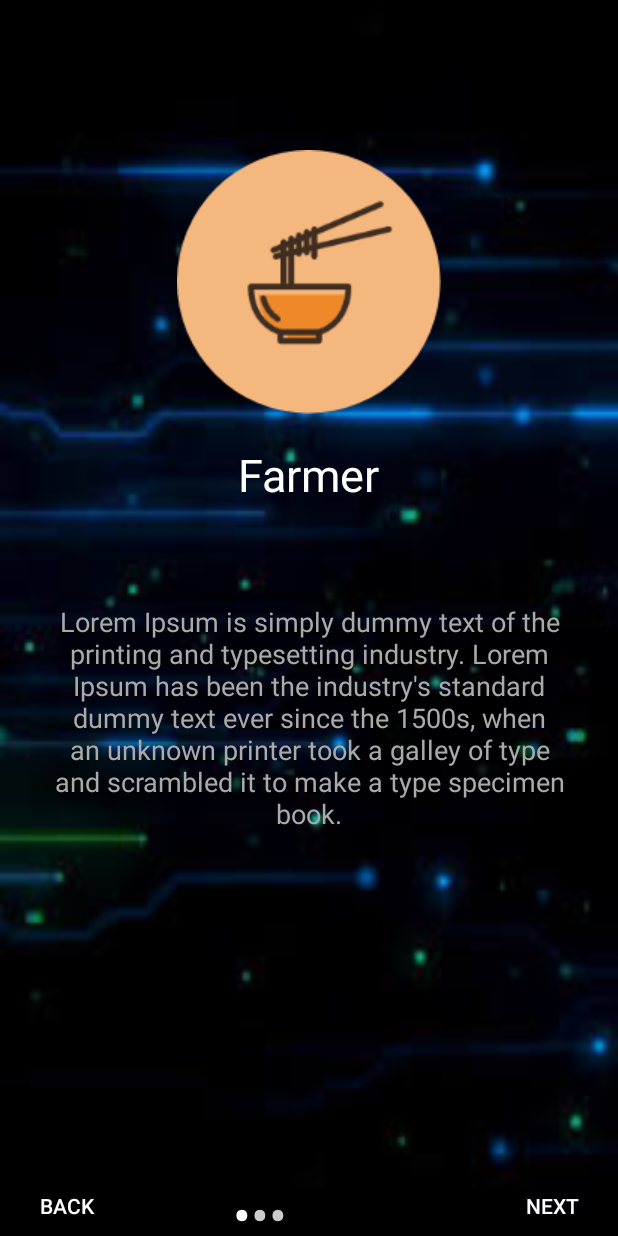
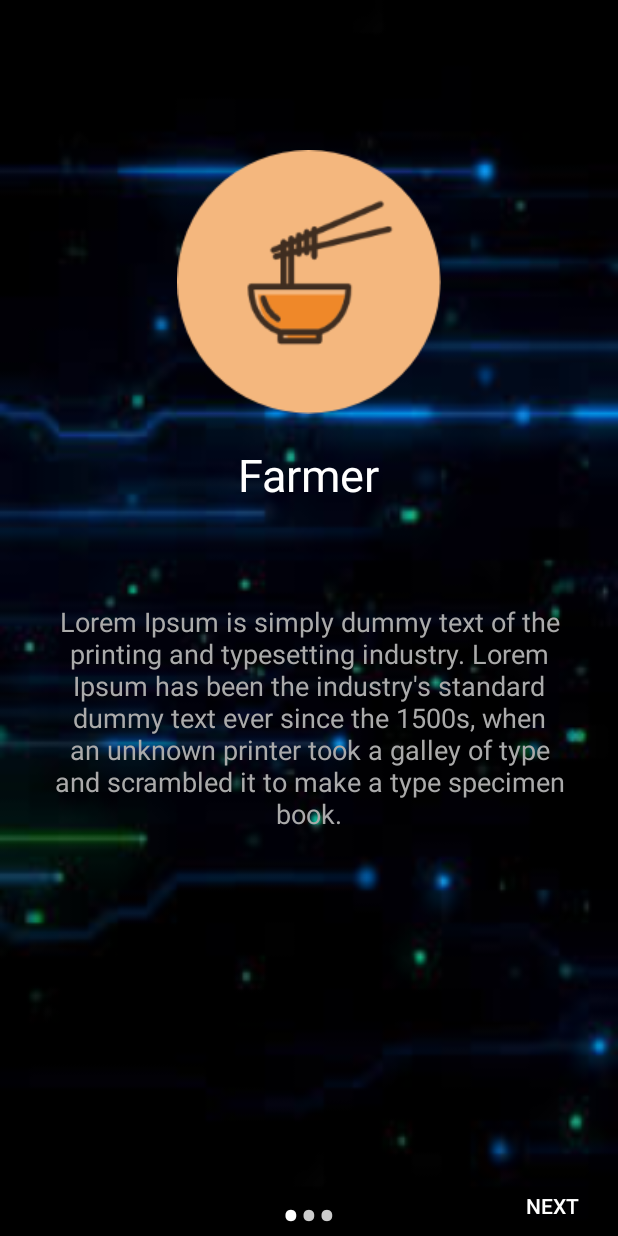
Before and after one commit to shalikaprasad/TrendingFood-Android-Java, an Android app: the screen it shows after launch once a user with an empty profile is signed in (onBoardingScreen), after a tap on "NEXT", on a phone screen of 412 x 824 dp. Run offline under Robolectric (Android 15) with nearby library versions, the phone set to English and light mode, and no system bars.

Commit message:
remove back button function

```diff
--- a/app/src/main/java/com/site11/funwithultimate/trendingfood/LoginActivity.java
+++ b/app/src/main/java/com/site11/funwithultimate/trendingfood/LoginActivity.java
@@ -200,4 +200,9 @@ public class LoginActivity extends AppCompatActivity implements GoogleApiClient.
     public void onConnectionFailed(@NonNull ConnectionResult connectionResult) {
         Toast.makeText(this, "" + connectionResult.getErrorMessage(), Toast.LENGTH_SHORT).show();
     }
+
+    @Override
+    public void onBackPressed() {
+
+    }
 }
--- a/app/src/main/java/com/site11/funwithultimate/trendingfood/onBoardingScreen.java
+++ b/app/src/main/java/com/site11/funwithultimate/trendingfood/onBoardingScreen.java
@@ -46,6 +46,7 @@ public class onBoardingScreen extends Activity {
             @Override
             public void onClick(View v) {
                 viewpage.setCurrentItem(currentPage + 1);
+
             }
         });
 
@@ -57,15 +58,14 @@ public class onBoardingScreen extends Activity {
         });
 
 
-
-
     }
 
     public void addDotIndicator(int position) {
 
         dots = new TextView[3];
+        linearLayout.removeAllViews();
 
-        for(int i=0; i< dots.length; i++){
+        for(int i=0; i < dots.length; i++){
             dots[i] = new TextView(this);
             dots[i].setText(Html.fromHtml("&#8226;"));
             dots[i].setTextSize(35);
@@ -73,7 +73,7 @@ public class onBoardingScreen extends Activity {
 
             linearLayout.addView(dots[i]);
 
-            finishgetnew(i);
+
         }
         if(dots.length > 0){
             dots[position].setTextColor(getResources().getColor(R.color.white));
@@ -88,24 +88,35 @@ public class onBoardingScreen extends Activity {
 
         @Override
         public void onPageSelected(int i) {
-            i=i-1;
+
             addDotIndicator(i);
 
-            currentPage = 0;
+            currentPage = i;
             if(i == 0){
                 nextbtn.setEnabled(true);
                 backbtn.setEnabled(false);
                 backbtn.setVisibility(View.INVISIBLE);
 
                 nextbtn.setText("Next");
-                backbtn.setText("Back");
-            }else if(i == dots.length){
+                backbtn.setText("");
+
+            }else if(i == dots.length-1){
                 nextbtn.setEnabled(true);
-                backbtn.setEnabled(false);
+                backbtn.setEnabled(true);
                 backbtn.setVisibility(View.VISIBLE);
 
                 nextbtn.setText("Finish");
                 backbtn.setText("Back");
+
+                nextbtn.setOnClickListener(new View.OnClickListener() {
+                    @Override
+                    public void onClick(View v) {
+                        Intent ii = new Intent(onBoardingScreen.this,LoginActivity.class);
+                        startActivity(ii);
+                    }
+                });
+
+
             }else{
                 nextbtn.setEnabled(true);
                 backbtn.setEnabled(true);
@@ -114,6 +125,7 @@ public class onBoardingScreen extends Activity {
                 nextbtn.setText("Next");
                 backbtn.setText("Back");
             }
+
         }
 
         @Override
@@ -122,10 +134,5 @@ public class onBoardingScreen extends Activity {
         }
     };
 
-    public void finishgetnew(int i){
-        if(i == dots.length){
-            Intent ii = new Intent(onBoardingScreen.this,LoginActivity.class);
-            startActivity(ii);
-        }
-    }
+
 }
--- a/app/src/main/res/layout/on_boarding_layout.xml
+++ b/app/src/main/res/layout/on_boarding_layout.xml
@@ -17,7 +17,7 @@
 
     <LinearLayout
         android:id="@+id/dots"
-        android:layout_width="105dp"
+        android:layout_width="wrap_content"
         android:layout_height="40dp"
         android:layout_alignBottom="@+id/pageview"
         android:layout_centerHorizontal="true"
@@ -32,9 +32,8 @@
         android:layout_height="40dp"
         android:layout_alignParentStart="true"
         android:layout_alignParentBottom="true"
-        android:layout_weight="1"
         android:background="@color/transparent"
-        android:text="Back"
+        android:text=""
         android:textColor="@color/white" />
 
     <Button
@@ -43,7 +42,7 @@
         android:layout_height="40dp"
         android:layout_alignTop="@+id/dots"
         android:layout_alignParentEnd="true"
-        android:layout_weight="1"
+        android:layout_alignParentBottom="true"
         android:background="@color/transparent"
         android:text="Next"
         android:textColor="@color/white" />
```
